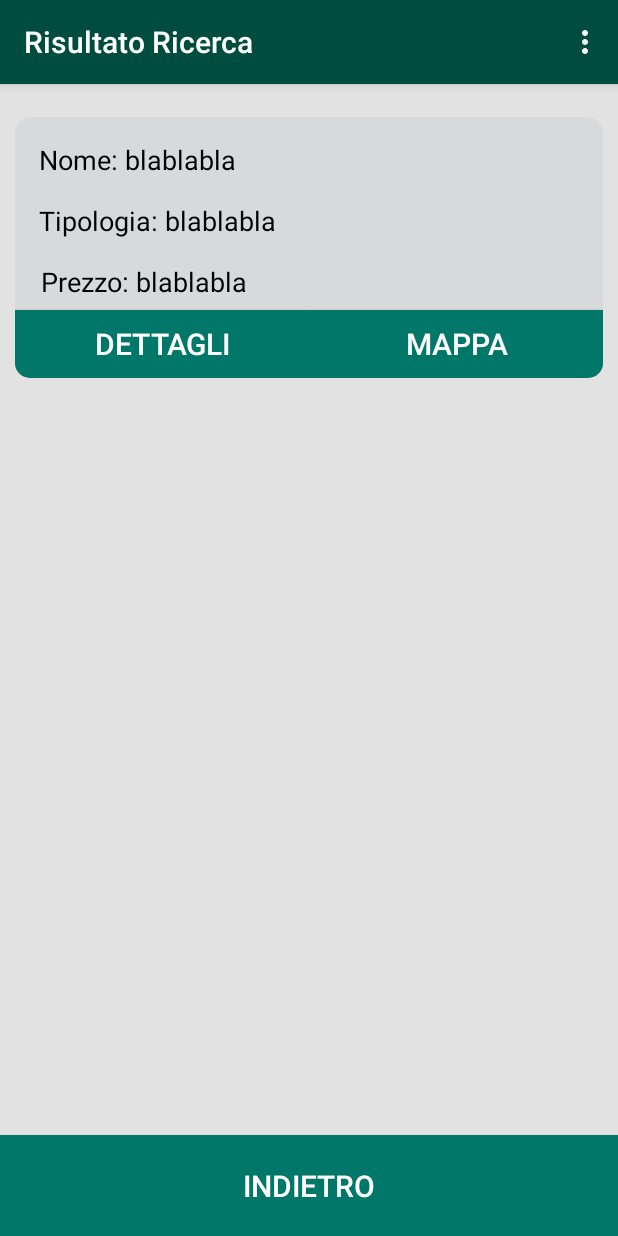
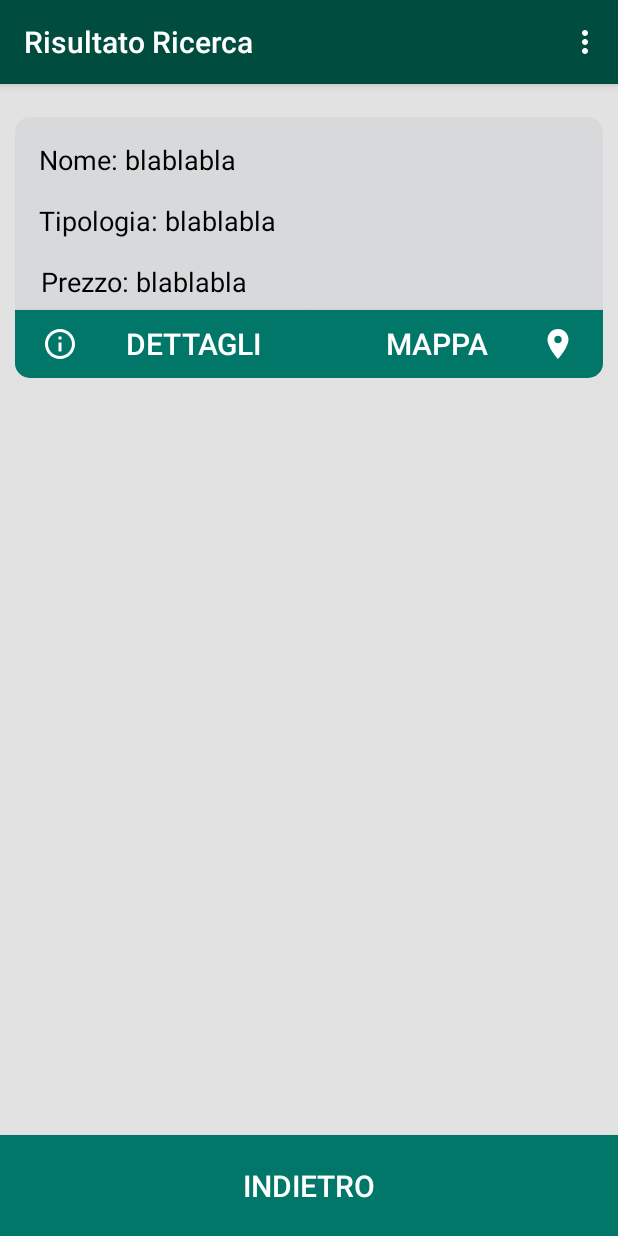
Before and after one commit to yuri0202/projectso2, an Android app: the RisultatoRicerca screen opened directly, with no data from a screen before it, on a phone screen of 412 x 824 dp. Run offline under Robolectric (Android 15) with nearby library versions, the phone set to English and light mode, and no system bars; 6 statements that could not run were skipped.

Commit message:
icon button added in risultato_ricerca

```diff
--- /dev/null
+++ b/app/src/main/res/drawable/ic_info_outline_black_24dp.xml
@@ -0,0 +1,9 @@
+<vector xmlns:android="http://schemas.android.com/apk/res/android"
+        android:width="24dp"
+        android:height="24dp"
+        android:viewportWidth="24.0"
+        android:viewportHeight="24.0">
+    <path
+        android:fillColor="#FFFFFF"
+        android:pathData="M11,17h2v-6h-2v6zM12,2C6.48,2 2,6.48 2,12s4.48,10 10,10 10,-4.48 10,-10S17.52,2 12,2zM12,20c-4.41,0 -8,-3.59 -8,-8s3.59,-8 8,-8 8,3.59 8,8 -3.59,8 -8,8zM11,9h2L13,7h-2v2z"/>
+</vector>
--- /dev/null
+++ b/app/src/main/res/drawable/ic_place_black_24dp.xml
@@ -0,0 +1,9 @@
+<vector xmlns:android="http://schemas.android.com/apk/res/android"
+        android:width="24dp"
+        android:height="24dp"
+        android:viewportWidth="24.0"
+        android:viewportHeight="24.0">
+    <path
+        android:fillColor="#FFFFFFFF"
+        android:pathData="M12,2C8.13,2 5,5.13 5,9c0,5.25 7,13 7,13s7,-7.75 7,-13c0,-3.87 -3.13,-7 -7,-7zM12,11.5c-1.38,0 -2.5,-1.12 -2.5,-2.5s1.12,-2.5 2.5,-2.5 2.5,1.12 2.5,2.5 -1.12,2.5 -2.5,2.5z"/>
+</vector>
--- a/app/src/main/res/layout/card_items.xml
+++ b/app/src/main/res/layout/card_items.xml
@@ -89,6 +89,8 @@
                 android:layout_marginLeft="0dp"
                 android:layout_marginRight="0dp"
                 android:background="@color/colorPLight"
+                android:drawableLeft="@drawable/ic_info_outline_black_24dp"
+                android:paddingLeft="18dp"
                 android:text="DETTAGLI"
                 android:textColor="#FFFFFF"
                 android:textSize="20sp"
@@ -113,6 +115,9 @@
                 android:text="MAPPA"
                 android:textColor="#FFFFFF"
                 android:textSize="20sp"
+                android:drawableRight="@drawable/ic_place_black_24dp"
+                android:drawablePadding="-15dp"
+                android:paddingRight="18dp"
                 card_view:layout_constraintBottom_toBottomOf="parent"
                 card_view:layout_constraintLeft_toRightOf="@+id/cardDettagliBtn"
                 card_view:layout_constraintRight_toRightOf="parent"
```
